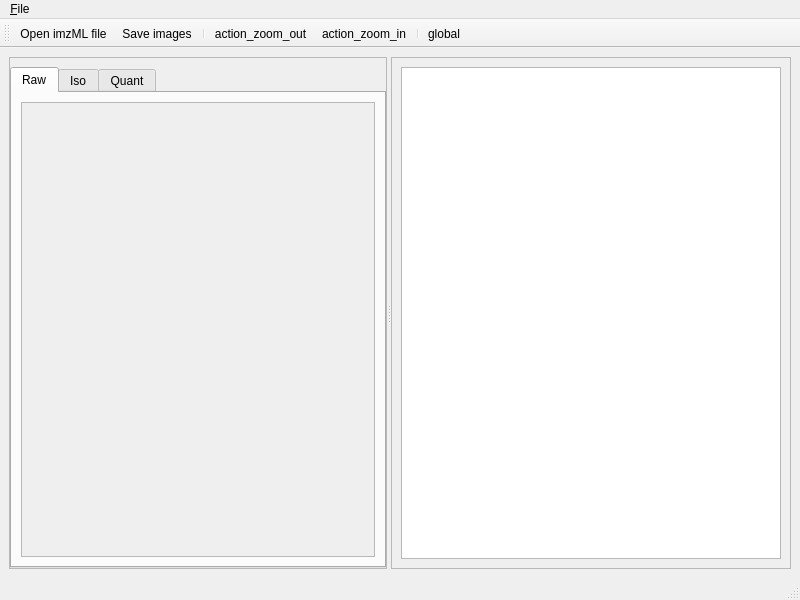
Qt form resources/views/MsiMainWindow.ui (swinnenteam/LipidQMap) before a commit.
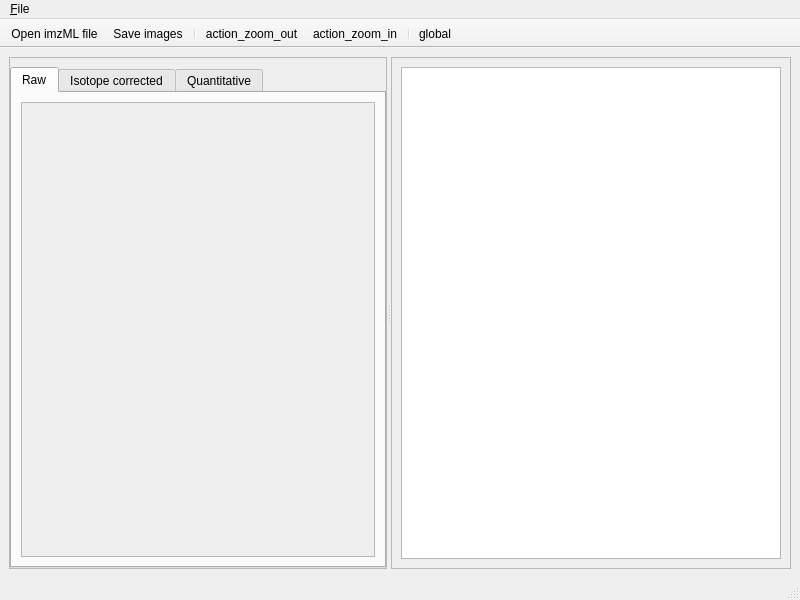
The same form after that commit. Icons and pictures are not drawn.

```diff
--- a/resources/views/MsiMainWindow.ui
+++ b/resources/views/MsiMainWindow.ui
@@ -78,7 +78,7 @@
           </widget>
           <widget class="QWidget" name="tab_iso">
            <attribute name="title">
-            <string>Iso</string>
+            <string>Isotope corrected</string>
            </attribute>
            <attribute name="toolTip">
             <string>Isotope corrected images</string>
@@ -118,7 +118,7 @@
           </widget>
           <widget class="QWidget" name="tab_quant">
            <attribute name="title">
-            <string>Quant</string>
+            <string>Quantitative</string>
            </attribute>
            <attribute name="toolTip">
             <string>Quantified images</string>
@@ -216,7 +216,7 @@
      <string>&amp;File</string>
     </property>
     <addaction name="action_open_imzml_dialog"/>
-    <addaction name="action_save_images"/>
+    <addaction name="action_open_save_dialog"/>
    </widget>
    <addaction name="menu_file"/>
   </widget>
@@ -225,6 +225,9 @@
    <property name="windowTitle">
     <string>toolBar</string>
    </property>
+   <property name="movable">
+    <bool>false</bool>
+   </property>
    <property name="iconSize">
     <size>
      <width>20</width>
@@ -238,7 +241,7 @@
     <bool>false</bool>
    </attribute>
    <addaction name="action_open_imzml_dialog"/>
-   <addaction name="action_save_images"/>
+   <addaction name="action_open_save_dialog"/>
    <addaction name="separator"/>
    <addaction name="action_zoom_out"/>
    <addaction name="action_zoom_in"/>
@@ -254,7 +257,7 @@
     <string>Open imzML file...</string>
    </property>
   </action>
-  <action name="action_save_images">
+  <action name="action_open_save_dialog">
    <property name="icon">
     <iconset resource="../resources.qrc">
      <normaloff>:/images/icons/save.png</normaloff>:/images/icons/save.png</iconset>
@@ -304,9 +307,6 @@
    <property name="text">
     <string>global</string>
    </property>
-   <property name="toolTip">
-    <string>Set quantitation scale globally across all images.</string>
-   </property>
    <property name="menuRole">
     <enum>QAction::NoRole</enum>
    </property>
```
